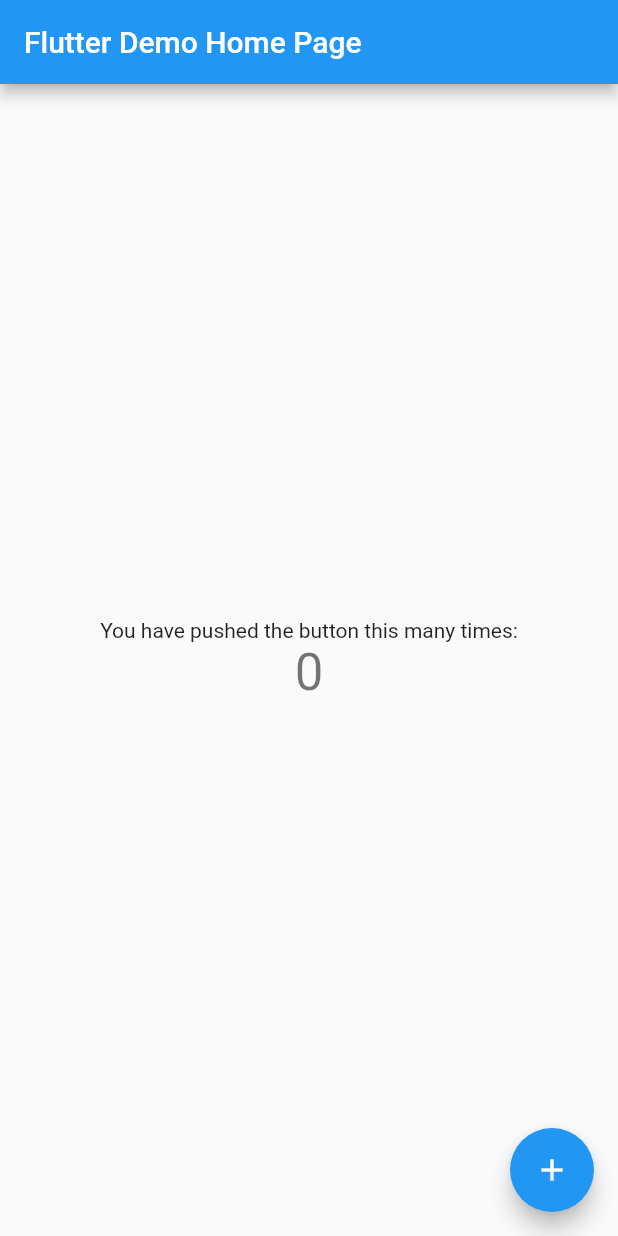
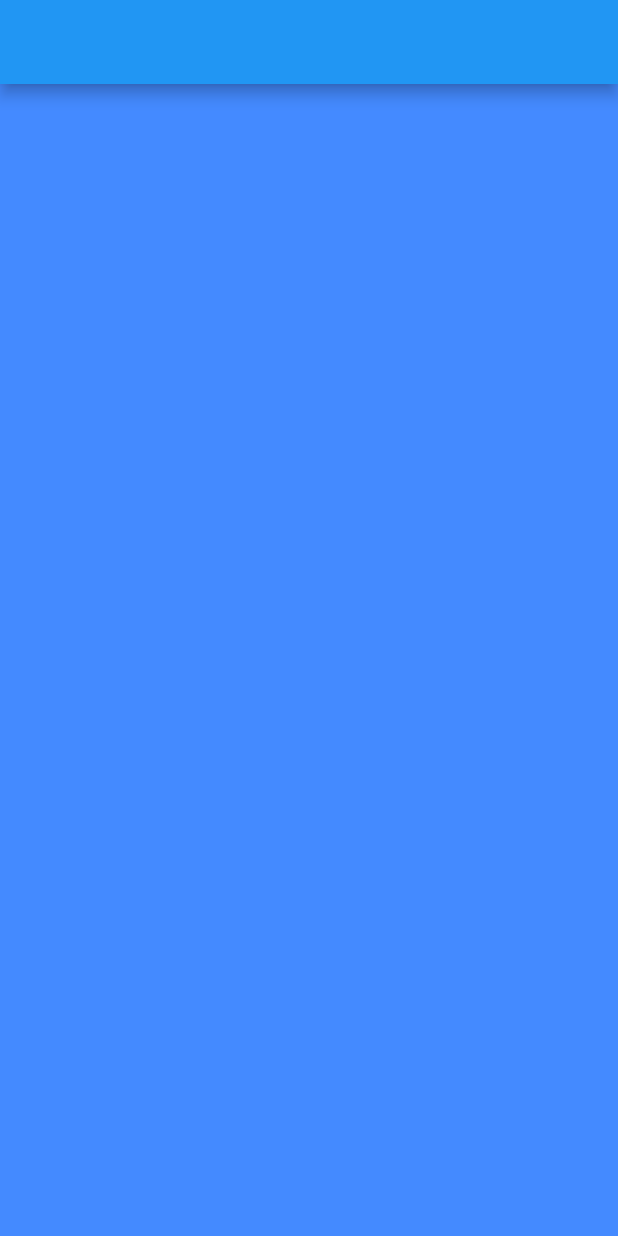
Before and after one commit to sp-sumit/riverpod_flutter_demo, a Flutter app: the screen it shows after launch, on a phone screen of 412 x 824 dp. Run offline on Flutter 3.47's test engine with Material 2 defaults, Android fonts, the phone set to English and light mode, and no system bars.

Commit message:
Splash Added

```diff
--- /dev/null
+++ b/lib/Views/splash.dart
@@ -0,0 +1,14 @@
+import 'package:flutter/material.dart';
+
+class Spalsh extends StatelessWidget {
+  const Spalsh({Key? key}) : super(key: key);
+
+  @override
+  Widget build(BuildContext context) {
+    return Scaffold(
+      appBar: AppBar(),
+      backgroundColor: Theme.of(context).backgroundColor,
+      body: Container(),
+    );
+  }
+}
--- a/lib/main.dart
+++ b/lib/main.dart
@@ -1,4 +1,5 @@
 import 'package:flutter/material.dart';
+import 'package:riverpod_flutter_demo/Views/splash.dart';
 
 void main() {
   runApp(const MyApp());
@@ -11,105 +12,13 @@
   @override
   Widget build(BuildContext context) {
     return MaterialApp(
-      title: 'Flutter Demo',
+      title: 'RiverPod Flutter Demo',
+      debugShowCheckedModeBanner: false,
       theme: ThemeData(
-        // This is the theme of your application.
-        //
-        // Try running your application with "flutter run". You'll see the
-        // application has a blue toolbar. Then, without quitting the app, try
-        // changing the primarySwatch below to Colors.green and then invoke
-        // "hot reload" (press "r" in the console where you ran "flutter run",
-        // or simply save your changes to "hot reload" in a Flutter IDE).
-        // Notice that the counter didn't reset back to zero; the application
-        // is not restarted.
         primarySwatch: Colors.blue,
+        backgroundColor: Colors.blueAccent,
       ),
-      home: const MyHomePage(title: 'Flutter Demo Home Page'),
+      home: const Spalsh(),
     );
   }
 }
-
-class MyHomePage extends StatefulWidget {
-  const MyHomePage({Key? key, required this.title}) : super(key: key);
-
-  // This widget is the home page of your application. It is stateful, meaning
-  // that it has a State object (defined below) that contains fields that affect
-  // how it looks.
-
-  // This class is the configuration for the state. It holds the values (in this
-  // case the title) provided by the parent (in this case the App widget) and
-  // used by the build method of the State. Fields in a Widget subclass are
-  // always marked "final".
-
-  final String title;
-
-  @override
-  State<MyHomePage> createState() => _MyHomePageState();
-}
-
-class _MyHomePageState extends State<MyHomePage> {
-  int _counter = 0;
-
-  void _incrementCounter() {
-    setState(() {
-      // This call to setState tells the Flutter framework that something has
-      // changed in this State, which causes it to rerun the build method below
-      // so that the display can reflect the updated values. If we changed
-      // _counter without calling setState(), then the build method would not be
-      // called again, and so nothing would appear to happen.
-      _counter++;
-    });
-  }
-
-  @override
-  Widget build(BuildContext context) {
-    // This method is rerun every time setState is called, for instance as done
-    // by the _incrementCounter method above.
-    //
-    // The Flutter framework has been optimized to make rerunning build methods
-    // fast, so that you can just rebuild anything that needs updating rather
-    // than having to individually change instances of widgets.
-    return Scaffold(
-      appBar: AppBar(
-        // Here we take the value from the MyHomePage object that was created by
-        // the App.build method, and use it to set our appbar title.
-        title: Text(widget.title),
-      ),
-      body: Center(
-        // Center is a layout widget. It takes a single child and positions it
-        // in the middle of the parent.
-        child: Column(
-          // Column is also a layout widget. It takes a list of children and
-          // arranges them vertically. By default, it sizes itself to fit its
-          // children horizontally, and tries to be as tall as its parent.
-          //
-          // Invoke "debug painting" (press "p" in the console, choose the
-          // "Toggle Debug Paint" action from the Flutter Inspector in Android
-          // Studio, or the "Toggle Debug Paint" command in Visual Studio Code)
-          // to see the wireframe for each widget.
-          //
-          // Column has various properties to control how it sizes itself and
-          // how it positions its children. Here we use mainAxisAlignment to
-          // center the children vertically; the main axis here is the vertical
-          // axis because Columns are vertical (the cross axis would be
-          // horizontal).
-          mainAxisAlignment: MainAxisAlignment.center,
-          children: <Widget>[
-            const Text(
-              'You have pushed the button this many times:',
-            ),
-            Text(
-              '$_counter',
-              style: Theme.of(context).textTheme.headline4,
-            ),
-          ],
-        ),
-      ),
-      floatingActionButton: FloatingActionButton(
-        onPressed: _incrementCounter,
-        tooltip: 'Increment',
-        child: const Icon(Icons.add),
-      ), // This trailing comma makes auto-formatting nicer for build methods.
-    );
-  }
-}
```
